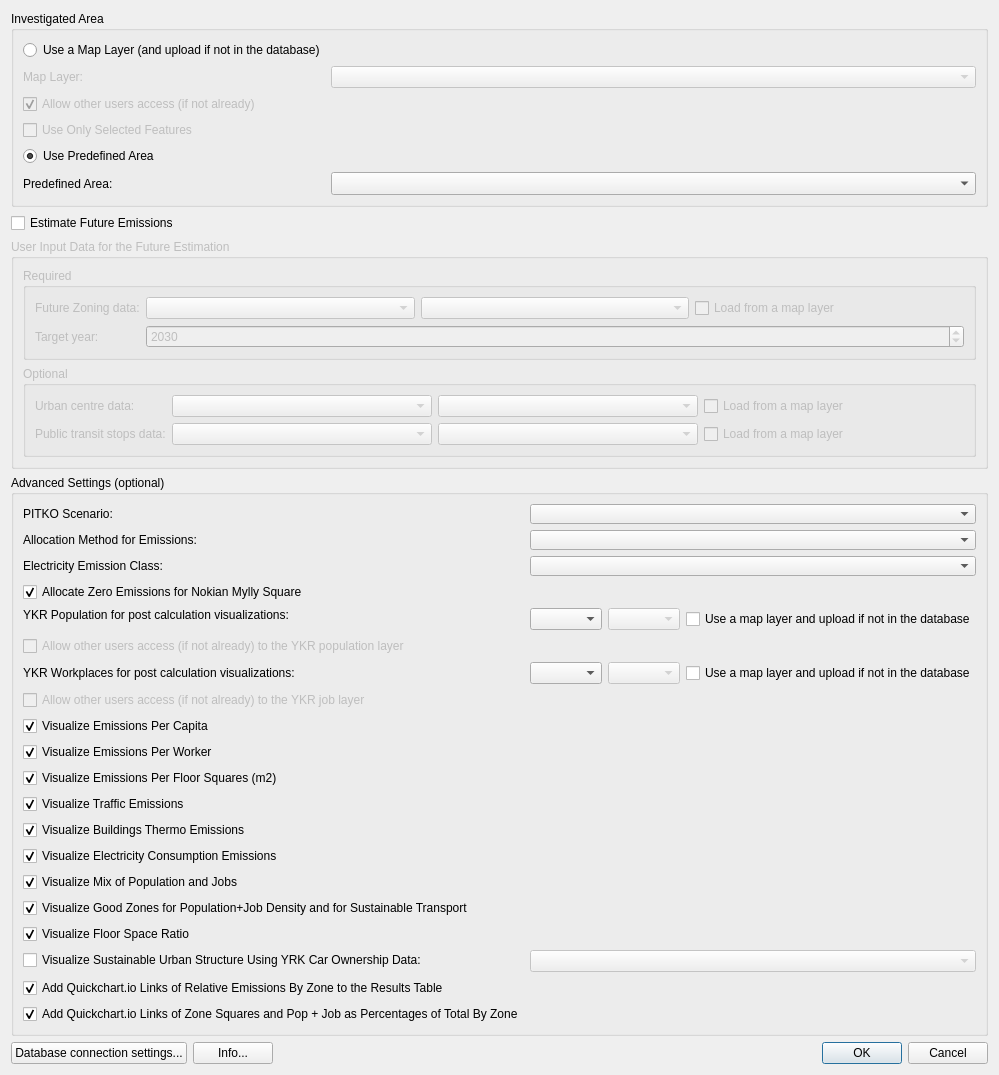
First picture: the form in ui/ykr_tool_main.ui, repository ernoma/assesclimateimpact, before the edit.
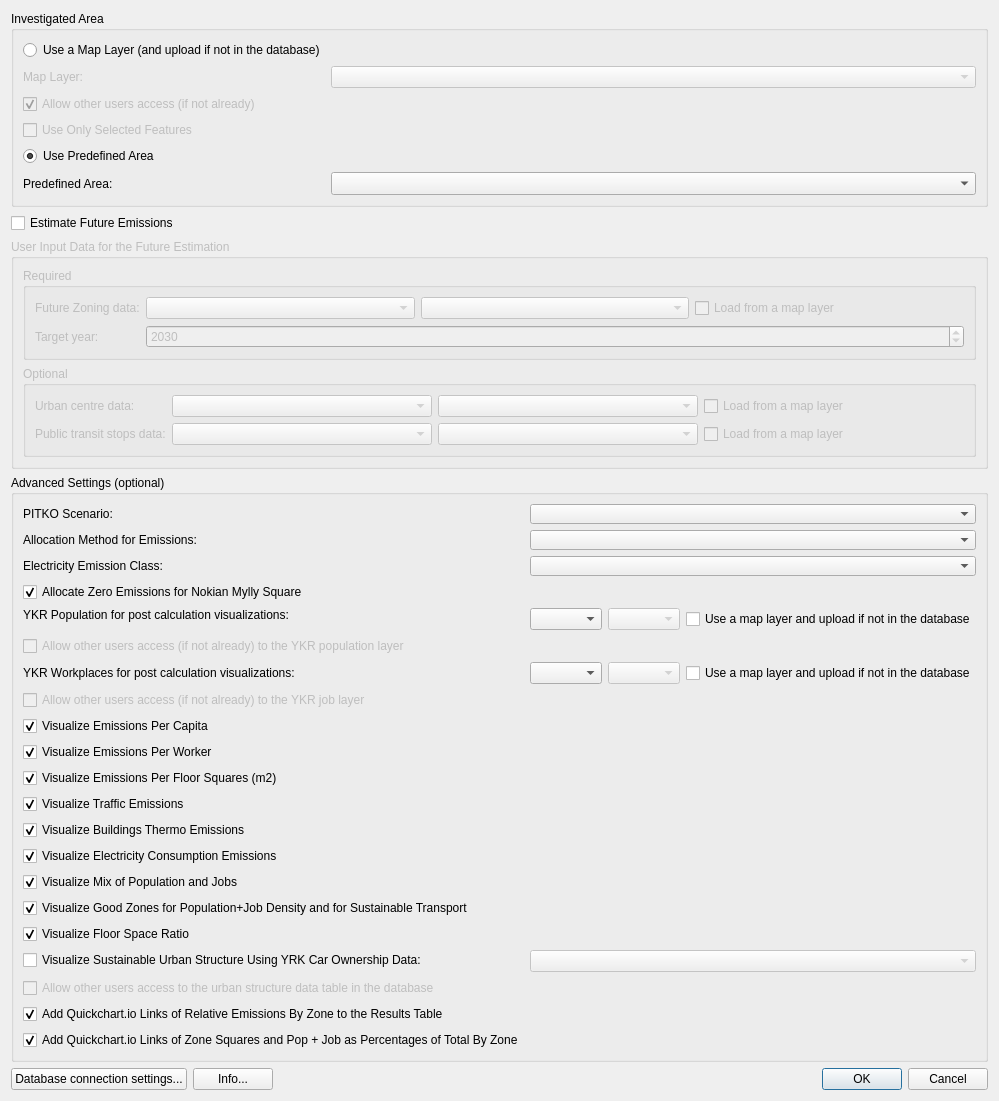
Second picture: the form after the edit. Custom widgets are drawn as their Qt base class.

Commit message: Store sustainable urban structure result data to the database instead of memory layer

```diff
--- a/ui/ykr_tool_main.ui
+++ b/ui/ykr_tool_main.ui
@@ -633,7 +633,7 @@
             </property>
            </widget>
           </item>
-          <item row="19" column="0">
+          <item row="20" column="0">
            <widget class="QCheckBox" name="checkBoxAddQuickchartIoLinksOfRelativeEmissionsByZone">
             <property name="text">
              <string>Add Quickchart.io Links of Relative Emissions By Zone to the Results Table</string>
@@ -643,7 +643,7 @@
             </property>
            </widget>
           </item>
-          <item row="20" column="0">
+          <item row="21" column="0">
            <widget class="QCheckBox" name="checkBoxAddQuickchartIoLinksOfZoneSquaresAndPopJobPercentagesOfTotalByZone">
             <property name="text">
              <string>Add Quickchart.io Links of Zone Squares and Pop + Job as Percentages of Total By Zone</string>
@@ -653,6 +653,19 @@
             </property>
            </widget>
           </item>
+          <item row="19" column="0">
+           <widget class="QCheckBox" name="checkBoxAllowOtherUsersToUseSustainableUrbanStructureTable">
+            <property name="enabled">
+             <bool>false</bool>
+            </property>
+            <property name="text">
+             <string>Allow other users access to the urban structure data table in the database</string>
+            </property>
+            <property name="checked">
+             <bool>false</bool>
+            </property>
+           </widget>
+          </item>
          </layout>
         </item>
        </layout>
```
The commit also changes 3 other files.
